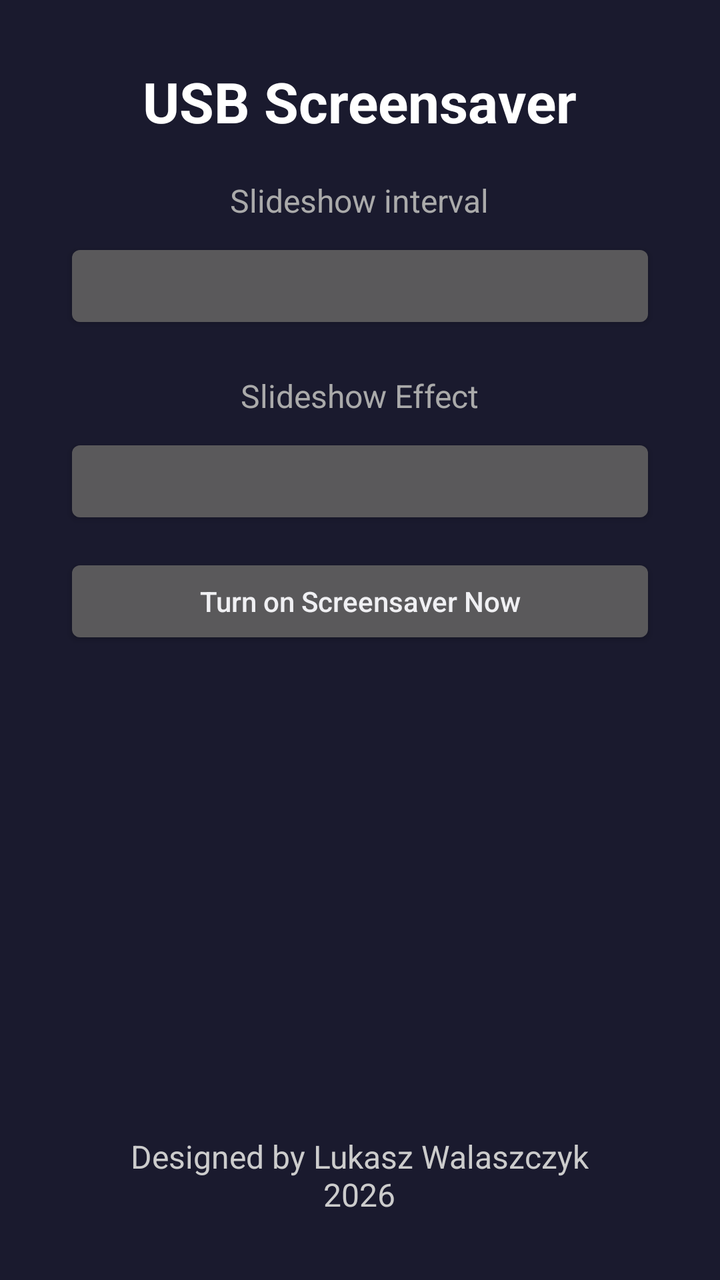
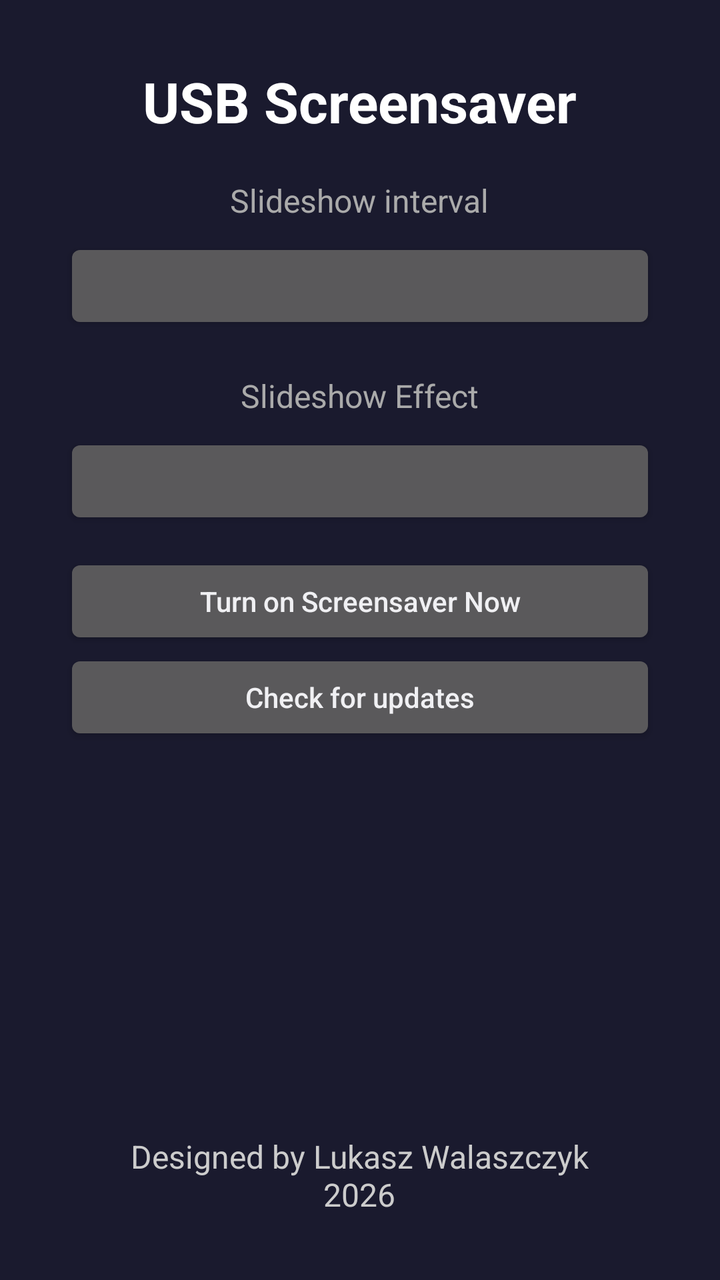

Compare the two renders of this Android layout. The source of the first and the diff that turns it into the second are given below.
<!-- AndroidManifest.xml: activity theme Theme.Transparent -->
<!-- res/layout/activity_main.xml -->
<?xml version="1.0" encoding="utf-8"?>
<LinearLayout xmlns:android="http://schemas.android.com/apk/res/android"
    android:layout_width="match_parent"
    android:layout_height="match_parent"
    android:orientation="vertical"
    android:gravity="center_horizontal"
    android:padding="32dp"
    android:background="#1a1a2e">

    <TextView
        android:layout_width="wrap_content"
        android:layout_height="wrap_content"
        android:text="@string/app_name"
        android:textColor="#ffffff"
        android:textSize="28sp"
        android:textStyle="bold"
        android:layout_marginBottom="20dp" />

    <TextView
        android:text="@string/interval_label"
        android:layout_width="wrap_content"
        android:layout_height="wrap_content"
        android:textColor="#aaaaaa"
        android:textSize="16sp"
        android:layout_marginBottom="8dp" />

    <Button
        android:id="@+id/intervalButton"
        android:layout_width="match_parent"
        android:layout_height="wrap_content"
        android:textAllCaps="false"
        android:layout_marginBottom="20dp" />

    <TextView
        android:layout_width="wrap_content"
        android:layout_height="wrap_content"
        android:text="@string/effect_label"
        android:textColor="#aaaaaa"
        android:textSize="16sp"
        android:layout_marginBottom="8dp" />

    <Button
        android:id="@+id/effectButton"
        android:layout_width="match_parent"
        android:layout_height="wrap_content"
        android:textAllCaps="false" />

    <Button
        android:id="@+id/startSlideshow"
        android:layout_width="match_parent"
        android:layout_height="wrap_content"
        android:layout_marginTop="12dp"
        android:text="@string/start_slideshow"
        android:textAllCaps="false" />

    <Space
        android:layout_width="1dp"
        android:layout_height="0dp"
        android:layout_weight="1" />
    <TextView
        android:layout_width="wrap_content"
        android:layout_height="wrap_content"
        android:gravity="center"
        android:text="@string/designer_credit"
        android:textColor="#cccccc"
        android:textSize="16sp" />

</LinearLayout>
<!-- resources referenced by this layout -->
<resources>
  <string name="app_name">USB Screensaver</string>
  <string name="designer_credit">Designed by Lukasz Walaszczyk\n2026</string>
  <string name="effect_label">Slideshow Effect</string>
  <string name="interval_label">Slideshow interval</string>
  <string name="start_slideshow">Turn on Screensaver Now</string>
  <style name="Theme.Transparent" parent="android:Theme.DeviceDefault.NoActionBar">
          <item name="android:windowBackground">@android:color/black</item>
          <item name="android:windowNoTitle">true</item>
          <item name="android:windowFullscreen">true</item>
      </style>
</resources>

<!-- the commit's change to res/layout/activity_main.xml (unified diff, before → after) -->
@@ -53,6 +53,13 @@
         android:text="@string/start_slideshow"
         android:textAllCaps="false" />
 
+    <Button
+        android:id="@+id/checkUpdates"
+        android:layout_width="match_parent"
+        android:layout_height="wrap_content"
+        android:text="@string/check_updates"
+        android:textAllCaps="false" />
+
     <Space
         android:layout_width="1dp"
         android:layout_height="0dp"
<!-- resource entries referenced after the edit -->
@@ -1,6 +1,7 @@
 <!-- resources referenced by this layout -->
 <resources>
   <string name="app_name">USB Screensaver</string>
+  <string name="check_updates">Check for updates</string>
   <string name="designer_credit">Designed by Lukasz Walaszczyk\n2026</string>
   <string name="effect_label">Slideshow Effect</string>
   <string name="interval_label">Slideshow interval</string>
